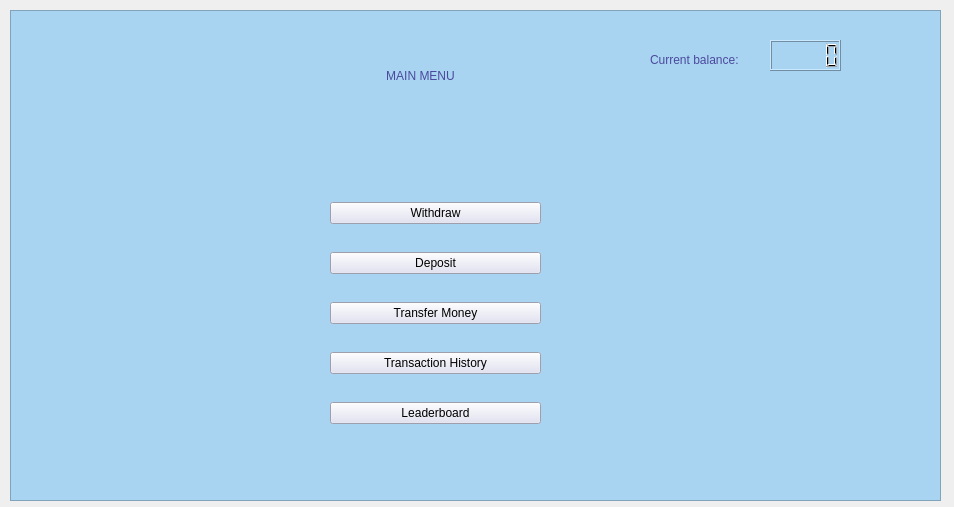
Old version of the form view/menu.ui in the repository rawsashimi1604/1009_BankingSystem.
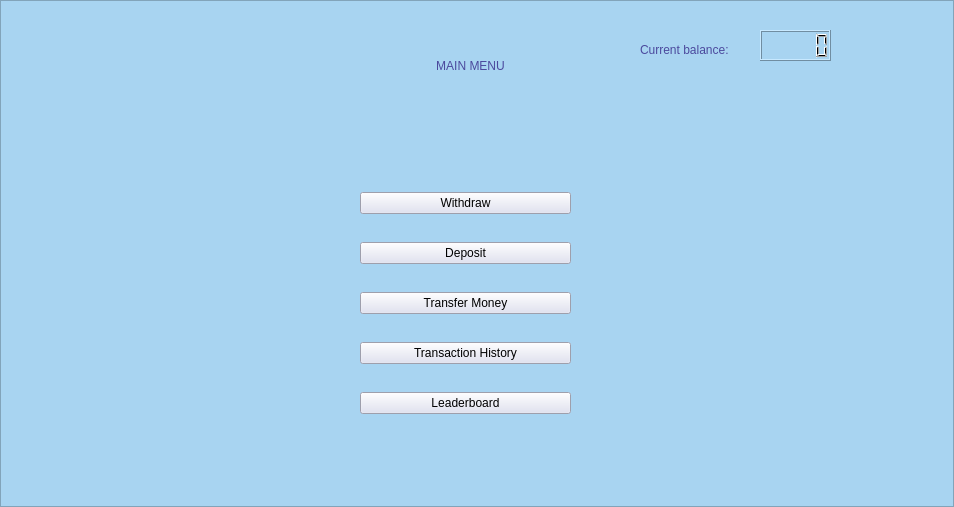
New version of the form.

Diff of the .ui file:
```diff
--- a/view/menu.ui
+++ b/view/menu.ui
@@ -19,10 +19,10 @@
   <widget class="QStackedWidget" name="stackedWidget">
    <property name="geometry">
     <rect>
-     <x>10</x>
-     <y>10</y>
-     <width>931</width>
-     <height>491</height>
+     <x>0</x>
+     <y>0</y>
+     <width>954</width>
+     <height>507</height>
     </rect>
    </property>
    <widget class="QWidget" name="page">
@@ -31,8 +31,8 @@
       <rect>
        <x>0</x>
        <y>0</y>
-       <width>931</width>
-       <height>491</height>
+       <width>954</width>
+       <height>507</height>
       </rect>
      </property>
      <property name="styleSheet">
@@ -47,7 +47,7 @@
      <widget class="QLabel" name="label">
       <property name="geometry">
        <rect>
-        <x>180</x>
+        <x>240</x>
         <y>10</y>
         <width>461</width>
         <height>111</height>
@@ -67,7 +67,7 @@
      <widget class="QWidget" name="verticalLayoutWidget">
       <property name="geometry">
        <rect>
-        <x>320</x>
+        <x>360</x>
         <y>170</y>
         <width>211</width>
         <height>271</height>
```
